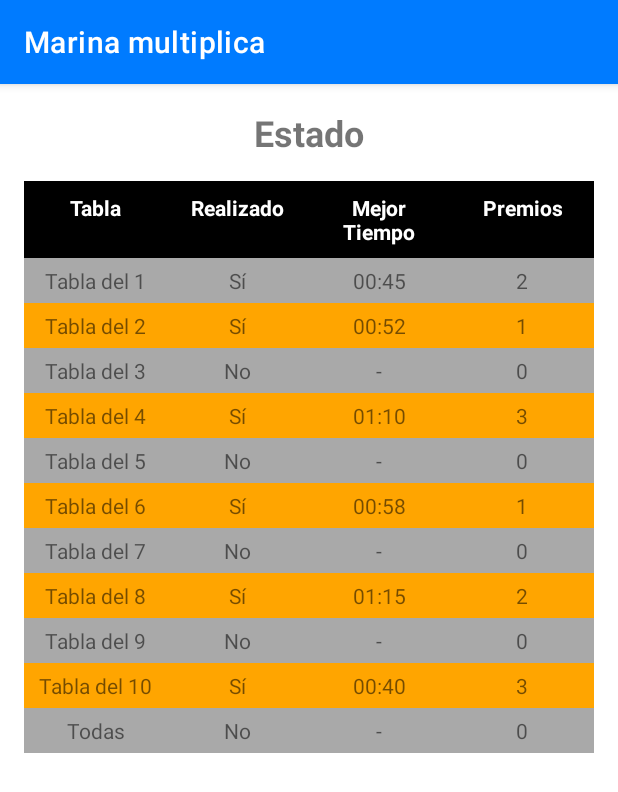
After one commit to hilariocamachomore/MarinaAprendeAMultiplicar, an Android app built with Jetpack Compose: the EstadoActivity screen opened directly, with no data from a screen before it, on a phone screen of 412 x 824 dp. The commit adds this screen. Shown: the top 792 px of the screen. Run offline under Robolectric (Android 15) with nearby library versions, the light colour scheme and no system bars.

Commit message:
MAM version 1.2 Comenzada la actividad de EstadoActivity

```diff
--- a/app/src/main/AndroidManifest.xml
+++ b/app/src/main/AndroidManifest.xml
@@ -12,6 +12,9 @@
         android:supportsRtl="true"
         android:theme="@style/Theme.MarinaAprendeAMultiplicar"
         tools:targetApi="31">
+        <activity
+            android:name=".EstadoActivity"
+            android:exported="false" />
         <activity
             android:name=".PracticarTodasActivity"
             android:exported="false" />
--- /dev/null
+++ b/app/src/main/java/com/example/marinaaprendeamultiplicar/EstadoActivity.kt
@@ -0,0 +1,99 @@
+package com.example.marinaaprendeamultiplicar
+
+import android.graphics.Typeface
+import androidx.appcompat.app.AppCompatActivity
+import android.os.Bundle
+import android.view.Gravity
+import android.widget.TableLayout
+import android.widget.TableRow
+import android.widget.TextView
+//import androidx.compose.ui.semantics.text
+import androidx.core.content.ContextCompat
+import com.example.marinaaprendeamultiplicar.R // Asegúrate de que el R sea el correcto
+
+class EstadoActivity : AppCompatActivity() {
+
+    private lateinit var tablaEstado: TableLayout
+
+    // Datos de ejemplo (deberás obtener estos datos de tu lógica de la aplicación)
+    data class EstadoTabla(val nombreTabla: String, val realizado: Boolean, val mejorTiempo: String, val premios: Int)
+
+    private val datosTablas = listOf(
+        EstadoTabla("Tabla del 1", true, "00:45", 2),
+        EstadoTabla("Tabla del 2", true, "00:52", 1),
+        EstadoTabla("Tabla del 3", false, "-", 0),
+        EstadoTabla("Tabla del 4", true, "01:10", 3),
+        EstadoTabla("Tabla del 5", false, "-", 0),
+        EstadoTabla("Tabla del 6", true, "00:58", 1),
+        EstadoTabla("Tabla del 7", false, "-", 0),
+        EstadoTabla("Tabla del 8", true, "01:15", 2),
+        EstadoTabla("Tabla del 9", false, "-", 0),
+        EstadoTabla("Tabla del 10", true, "00:40", 3),
+        EstadoTabla("Todas", false, "-", 0) // Fila para "Todas las tablas"
+        // Puedes añadir una duodécima fila si es necesario, o ajustar el bucle
+    )
+
+
+    override fun onCreate(savedInstanceState: Bundle?) {
+        super.onCreate(savedInstanceState)
+        setContentView(R.layout.activity_estado)
+
+        tablaEstado = findViewById(R.id.tablaEstado)
+
+        generarFilasTabla()
+    }
+
+    private fun generarFilasTabla() {
+        for (i in datosTablas.indices) { // Itera hasta 11 para las tablas del 1 al 10 y "Todas"
+            val estado = datosTablas[i]
+
+            val tableRow = TableRow(this)
+            val layoutParams = TableLayout.LayoutParams(
+                TableLayout.LayoutParams.MATCH_PARENT,
+                TableLayout.LayoutParams.WRAP_CONTENT
+            )
+            tableRow.layoutParams = layoutParams
+
+            // Alternar colores de fondo para mejor legibilidad
+            if (i % 2 == 0) {
+                tableRow.setBackgroundColor(ContextCompat.getColor(this, R.color.dark_gray))
+            } else {
+                tableRow.setBackgroundColor(ContextCompat.getColor(this, R.color.orange))
+            }
+
+            // Columna "Tabla"
+            tableRow.addView(crearTextViewCelda(estado.nombreTabla))
+
+            // Columna "Realizado"
+            val realizadoTexto = if (estado.realizado) "Sí" else "No"
+            tableRow.addView(crearTextViewCelda(realizadoTexto))
+
+            // Columna "Mejor Tiempo"
+            tableRow.addView(crearTextViewCelda(estado.mejorTiempo))
+
+            // Columna "Premios"
+            tableRow.addView(crearTextViewCelda(estado.premios.toString()))
+
+            tablaEstado.addView(tableRow)
+        }
+    }
+
+    private fun crearTextViewCelda(texto: String, esNegrita: Boolean = false): TextView {
+        val textView = TextView(this)
+        val params = TableRow.LayoutParams(
+            0, // width = 0dp para que funcione el weight
+            TableRow.LayoutParams.WRAP_CONTENT,
+            1f // weight = 1 para que todas las celdas compartan el espacio equitativamente
+        )
+        textView.layoutParams = params
+        textView.text = texto
+        textView.gravity = Gravity.CENTER
+        textView.setPadding(8, 8, 8, 8) // Añade un poco de padding a las celdas
+
+        if (esNegrita) {
+            textView.setTypeface(null, Typeface.BOLD)
+        }
+
+        return textView
+    }
+}
--- a/app/src/main/java/com/example/marinaaprendeamultiplicar/MainActivity.kt
+++ b/app/src/main/java/com/example/marinaaprendeamultiplicar/MainActivity.kt
@@ -57,16 +57,12 @@ class MainActivity : AppCompatActivity() {
             btnEstado.setOnClickListener {
                 // Aquí irá el código para abrir la actividad de Estado
                 Toast.makeText(this, "Has clicado estado", Toast.LENGTH_SHORT).show()
-                // val intent = Intent(this, EstadoActivity::class.java)
-                // startActivity(intent)
+                 val intent = Intent(this, EstadoActivity::class.java)
+                 startActivity(intent)
             }
 
 
 
-
-            // En el futuro, reemplazarás esto con:
-            // val intent = Intent(this, PracticaTodasActivity::class.java)
-            // startActivity(intent)
         }
     }
 }
--- /dev/null
+++ b/app/src/main/res/layout/activity_estado.xml
@@ -0,0 +1,91 @@
+<?xml version="1.0" encoding="utf-8"?>
+
+<androidx.constraintlayout.widget.ConstraintLayout xmlns:android="http://schemas.android.com/apk/res/android"
+    xmlns:app="http://schemas.android.com/apk/res-auto"
+    xmlns:tools="http://schemas.android.com/tools"
+    android:layout_width="match_parent"
+    android:layout_height="match_parent"
+    android:padding="16dp"
+    tools:context=".EstadoActivity">
+
+    <TextView
+        android:id="@+id/textViewTituloEstado"
+        android:layout_width="wrap_content"
+        android:layout_height="wrap_content"
+        android:text="Estado"
+        android:textSize="24sp"
+        android:textStyle="bold"
+        app:layout_constraintTop_toTopOf="parent"
+        app:layout_constraintStart_toStartOf="parent"
+        app:layout_constraintEnd_toEndOf="parent"
+        android:layout_marginBottom="16dp" />
+
+    <androidx.core.widget.NestedScrollView
+        android:layout_width="0dp"
+        android:layout_height="0dp"
+        app:layout_constraintTop_toBottomOf="@id/textViewTituloEstado"
+        app:layout_constraintBottom_toBottomOf="parent"
+        app:layout_constraintStart_toStartOf="parent"
+        app:layout_constraintEnd_toEndOf="parent"
+        android:layout_marginTop="16dp">
+
+        <TableLayout
+            android:id="@+id/tablaEstado"
+            android:layout_width="match_parent"
+            android:layout_height="wrap_content"
+            android:stretchColumns="*">
+
+            <TableRow android:background="?attr/colorPrimaryDark"> <!-- Usa un color de tu tema -->
+                <TextView
+                    android:layout_width="0dp"
+                    android:layout_height="wrap_content"
+                    android:layout_weight="1"
+                    android:text="Tabla"
+                    android:textColor="@android:color/white"
+                    android:padding="8dp"
+                    android:gravity="center"
+                    android:textStyle="bold" />
+
+                <TextView
+                    android:layout_width="0dp"
+                    android:layout_height="wrap_content"
+                    android:layout_weight="1"
+                    android:text="Realizado"
+                    android:textColor="@android:color/white"
+                    android:padding="8dp"
+                    android:gravity="center"
+                    android:textStyle="bold" />
+
+                <TextView
+                    android:layout_width="0dp"
+                    android:layout_height="wrap_content"
+                    android:layout_weight="1"
+                    android:text="Mejor Tiempo"
+                    android:textColor="@android:color/white"
+                    android:padding="8dp"
+                    android:gravity="center"
+                    android:textStyle="bold" />
+
+                <TextView
+                    android:layout_width="0dp"
+                    android:layout_height="wrap_content"
+                    android:layout_weight="1"
+                    android:text="Premios"
+                    android:textColor="@android:color/white"
+                    android:padding="8dp"
+                    android:gravity="center"
+                    android:textStyle="bold" />
+            </TableRow>
+
+           <!-- <TableRow>
+                <TextView android:text="1" android:layout_weight="1" android:gravity="center" android:padding="8dp"/>
+                <TextView android:text="3" android:layout_weight="1" android:gravity="center" android:padding="8dp"/>
+                <TextView android:text="00:50" android:layout_weight="1" android:gravity="center" android:padding="8dp"/>
+                <TextView android:text="🏆🏆" android:layout_weight="1" android:gravity="center" android:padding="8dp"/>
+            </TableRow>-->
+
+
+        </TableLayout>
+    </androidx.core.widget.NestedScrollView>
+
+</androidx.constraintlayout.widget.ConstraintLayout>
--- a/gradle/libs.versions.toml
+++ b/gradle/libs.versions.toml
@@ -1,5 +1,5 @@
 [versions]
-agp = "8.8.0"
+agp = "8.8.2"
 kotlin = "1.9.0"
 coreKtx = "1.13.1"
 junit = "4.13.2"
```
